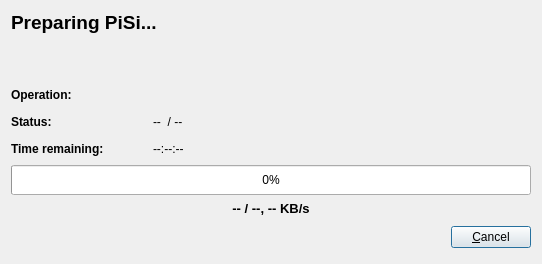
Qt form kde4/package-manager/manager/ui/progressdialog.ui (pars-linux/uludag) before a commit.
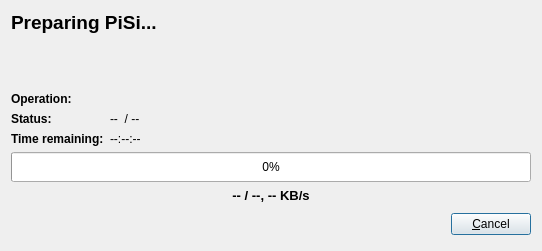
The same form after that commit.

Commit message: Fix layout dance

Diff of the .ui file:
```diff
--- a/kde4/package-manager/manager/ui/progressdialog.ui
+++ b/kde4/package-manager/manager/ui/progressdialog.ui
@@ -4,12 +4,12 @@
   <property name="windowModality" >
    <enum>Qt::ApplicationModal</enum>
   </property>
-  <property name="geometry" >
+  <property name="geometry">
    <rect>
     <x>0</x>
     <y>0</y>
     <width>542</width>
-    <height>264</height>
+    <height>234</height>
    </rect>
   </property>
   <property name="sizePolicy" >
@@ -87,28 +87,12 @@
      </property>
     </spacer>
    </item>
-   <item row="2" column="0" >
-    <layout class="QGridLayout" >
-     <item row="2" column="2" >
-      <spacer name="spacer25" >
-       <property name="orientation" >
-        <enum>Qt::Horizontal</enum>
-       </property>
-       <property name="sizeType" >
-        <enum>QSizePolicy::Expanding</enum>
-       </property>
-       <property name="sizeHint" stdset="0" >
-        <size>
-         <width>90</width>
-         <height>21</height>
-        </size>
-       </property>
-      </spacer>
-     </item>
-     <item row="0" column="1" >
-      <widget class="QLabel" name="operationInfo" >
-       <property name="sizePolicy" >
-        <sizepolicy vsizetype="Preferred" hsizetype="MinimumExpanding" >
+   <item row="2" column="0">
+    <layout class="QGridLayout">
+     <item row="0" column="1">
+      <widget class="QLabel" name="operationInfo">
+       <property name="sizePolicy">
+        <sizepolicy hsizetype="MinimumExpanding" vsizetype="Preferred">
          <horstretch>0</horstretch>
          <verstretch>0</verstretch>
         </sizepolicy>
@@ -121,10 +105,10 @@
        </property>
       </widget>
      </item>
-     <item row="2" column="0" >
-      <widget class="QLabel" name="completedInfo_3" >
-       <property name="sizePolicy" >
-        <sizepolicy vsizetype="Preferred" hsizetype="Expanding" >
+     <item row="2" column="0">
+      <widget class="QLabel" name="completedInfo_3">
+       <property name="sizePolicy">
+        <sizepolicy hsizetype="Minimum" vsizetype="Preferred">
          <horstretch>0</horstretch>
          <verstretch>0</verstretch>
         </sizepolicy>
@@ -181,10 +165,10 @@
        </property>
       </widget>
      </item>
-     <item row="0" column="0" >
-      <widget class="QLabel" name="completedInfo_3_2_2" >
-       <property name="sizePolicy" >
-        <sizepolicy vsizetype="Preferred" hsizetype="MinimumExpanding" >
+     <item row="0" column="0">
+      <widget class="QLabel" name="completedInfo_3_2_2">
+       <property name="sizePolicy">
+        <sizepolicy hsizetype="Minimum" vsizetype="Preferred">
          <horstretch>0</horstretch>
          <verstretch>0</verstretch>
         </sizepolicy>
@@ -206,10 +190,10 @@
        </property>
       </widget>
      </item>
-     <item row="1" column="0" >
-      <widget class="QLabel" name="statusLabel" >
-       <property name="sizePolicy" >
-        <sizepolicy vsizetype="Preferred" hsizetype="MinimumExpanding" >
+     <item row="1" column="0">
+      <widget class="QLabel" name="statusLabel">
+       <property name="sizePolicy">
+        <sizepolicy hsizetype="Minimum" vsizetype="Preferred">
          <horstretch>0</horstretch>
          <verstretch>0</verstretch>
         </sizepolicy>
@@ -231,38 +215,6 @@
        </property>
       </widget>
      </item>
-     <item row="0" column="2" >
-      <spacer name="spacer5" >
-       <property name="orientation" >
-        <enum>Qt::Horizontal</enum>
-       </property>
-       <property name="sizeType" >
-        <enum>QSizePolicy::Expanding</enum>
-       </property>
-       <property name="sizeHint" stdset="0" >
-        <size>
-         <width>80</width>
-         <height>21</height>
-        </size>
-       </property>
-      </spacer>
-     </item>
-     <item row="1" column="2" >
-      <spacer name="spacer24" >
-       <property name="orientation" >
-        <enum>Qt::Horizontal</enum>
-       </property>
-       <property name="sizeType" >
-        <enum>QSizePolicy::Expanding</enum>
-       </property>
-       <property name="sizeHint" stdset="0" >
-        <size>
-         <width>90</width>
-         <height>21</height>
-        </size>
-       </property>
-      </spacer>
-     </item>
     </layout>
    </item>
    <item row="3" column="0" colspan="2" >
@@ -273,7 +225,10 @@
        <height>30</height>
       </size>
      </property>
-     <property name="value" >
+     <property name="styleSheet">
+      <string/>
+     </property>
+     <property name="value">
       <number>0</number>
      </property>
     </widget>
@@ -333,7 +288,7 @@
    </item>
   </layout>
  </widget>
- <layoutdefault spacing="6" margin="11" />
+ <layoutdefault spacing="6" margin="11"/>
  <pixmapfunction>qPixmapFromMimeSource</pixmapfunction>
  <resources>
   <include location="../data/data.qrc" />
```
Left out of the diff: 163 changed lines with no effect on the pictures.
